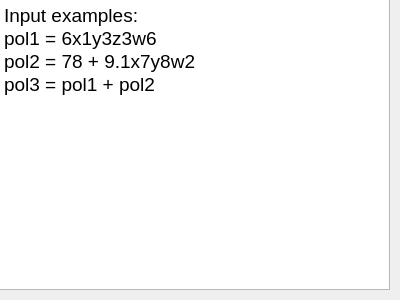
First picture: the form in app/ui/info_widget.ui, repository H1nkk/alpo, before the edit.
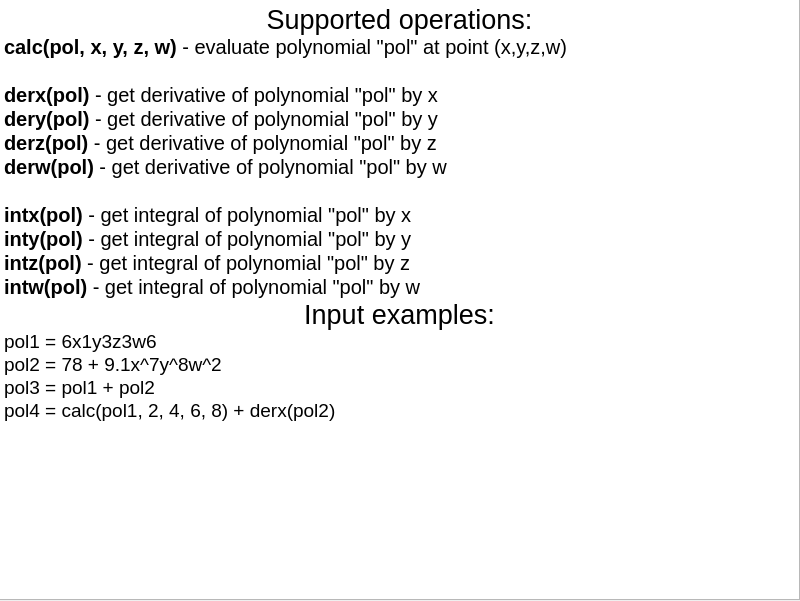
Second picture: the form after the edit.

Diff of the .ui file:
```diff
--- a/app/ui/info_widget.ui
+++ b/app/ui/info_widget.ui
@@ -6,10 +6,22 @@
    <rect>
     <x>0</x>
     <y>0</y>
-    <width>400</width>
-    <height>300</height>
+    <width>800</width>
+    <height>601</height>
    </rect>
   </property>
+  <property name="sizePolicy">
+   <sizepolicy hsizetype="Expanding" vsizetype="Expanding">
+    <horstretch>0</horstretch>
+    <verstretch>0</verstretch>
+   </sizepolicy>
+  </property>
+  <property name="minimumSize">
+   <size>
+    <width>800</width>
+    <height>120</height>
+   </size>
+  </property>
   <property name="windowTitle">
    <string>Form</string>
   </property>
@@ -18,13 +30,28 @@
     <rect>
      <x>-1</x>
      <y>-1</y>
-     <width>391</width>
-     <height>291</height>
+     <width>801</width>
+     <height>601</height>
     </rect>
    </property>
-   <layout class="QVBoxLayout" name="verticalLayout">
+   <layout class="QVBoxLayout" name="verticalLayout" stretch="0">
+    <property name="sizeConstraint">
+     <enum>QLayout::SizeConstraint::SetMinimumSize</enum>
+    </property>
     <item>
      <widget class="QTextEdit" name="textEdit">
+      <property name="sizePolicy">
+       <sizepolicy hsizetype="Ignored" vsizetype="Expanding">
+        <horstretch>0</horstretch>
+        <verstretch>0</verstretch>
+       </sizepolicy>
+      </property>
+      <property name="minimumSize">
+       <size>
+        <width>160</width>
+        <height>120</height>
+       </size>
+      </property>
       <property name="styleSheet">
        <string notr="true">QTextEdit {
 	font-size: 20px;
@@ -41,11 +68,23 @@
 li.unchecked::marker { content: &quot;\2610&quot;; }
 li.checked::marker { content: &quot;\2612&quot;; }
 &lt;/style&gt;&lt;/head&gt;&lt;body style=&quot; font-family:'Segoe UI'; font-size:20px; font-weight:400; font-style:normal;&quot;&gt;
-&lt;p style=&quot; margin-top:0px; margin-bottom:0px; margin-left:0px; margin-right:0px; -qt-block-indent:0; text-indent:0px;&quot;&gt;&lt;span style=&quot; font-size:14pt;&quot;&gt;Input examples:&lt;/span&gt;&lt;/p&gt;
+&lt;p align=&quot;center&quot; style=&quot; margin-top:0px; margin-bottom:0px; margin-left:0px; margin-right:0px; -qt-block-indent:0; text-indent:0px;&quot;&gt;&lt;span style=&quot; font-size:20pt;&quot;&gt;Supported operations:&lt;/span&gt;&lt;/p&gt;
+&lt;p style=&quot; margin-top:0px; margin-bottom:0px; margin-left:0px; margin-right:0px; -qt-block-indent:0; text-indent:0px;&quot;&gt;&lt;span style=&quot; font-weight:700;&quot;&gt;calc(pol, x, y, z, w)&lt;/span&gt; - evaluate polynomial &amp;quot;pol&amp;quot; at point (x,y,z,w)&lt;/p&gt;
+&lt;p style=&quot;-qt-paragraph-type:empty; margin-top:0px; margin-bottom:0px; margin-left:0px; margin-right:0px; -qt-block-indent:0; text-indent:0px;&quot;&gt;&lt;br /&gt;&lt;/p&gt;
+&lt;p style=&quot; margin-top:0px; margin-bottom:0px; margin-left:0px; margin-right:0px; -qt-block-indent:0; text-indent:0px;&quot;&gt;&lt;span style=&quot; font-weight:700;&quot;&gt;derx(pol)&lt;/span&gt; - get derivative of polynomial &amp;quot;pol&amp;quot; by x&lt;/p&gt;
+&lt;p style=&quot; margin-top:0px; margin-bottom:0px; margin-left:0px; margin-right:0px; -qt-block-indent:0; text-indent:0px;&quot;&gt;&lt;span style=&quot; font-weight:700;&quot;&gt;dery(pol)&lt;/span&gt; - get derivative of polynomial &amp;quot;pol&amp;quot; by y&lt;/p&gt;
+&lt;p style=&quot; margin-top:0px; margin-bottom:0px; margin-left:0px; margin-right:0px; -qt-block-indent:0; text-indent:0px;&quot;&gt;&lt;span style=&quot; font-weight:700;&quot;&gt;derz(pol) &lt;/span&gt;- get derivative of polynomial &amp;quot;pol&amp;quot; by z&lt;/p&gt;
+&lt;p style=&quot; margin-top:0px; margin-bottom:0px; margin-left:0px; margin-right:0px; -qt-block-indent:0; text-indent:0px;&quot;&gt;&lt;span style=&quot; font-weight:700;&quot;&gt;derw(pol) &lt;/span&gt;- get derivative of polynomial &amp;quot;pol&amp;quot; by w&lt;/p&gt;
+&lt;p style=&quot;-qt-paragraph-type:empty; margin-top:0px; margin-bottom:0px; margin-left:0px; margin-right:0px; -qt-block-indent:0; text-indent:0px;&quot;&gt;&lt;br /&gt;&lt;/p&gt;
+&lt;p style=&quot; margin-top:0px; margin-bottom:0px; margin-left:0px; margin-right:0px; -qt-block-indent:0; text-indent:0px;&quot;&gt;&lt;span style=&quot; font-weight:700;&quot;&gt;intx(pol)&lt;/span&gt; - get integral of polynomial &amp;quot;pol&amp;quot; by x&lt;/p&gt;
+&lt;p style=&quot; margin-top:0px; margin-bottom:0px; margin-left:0px; margin-right:0px; -qt-block-indent:0; text-indent:0px;&quot;&gt;&lt;span style=&quot; font-weight:700;&quot;&gt;inty(pol)&lt;/span&gt; - get integral of polynomial &amp;quot;pol&amp;quot; by y&lt;/p&gt;
+&lt;p style=&quot; margin-top:0px; margin-bottom:0px; margin-left:0px; margin-right:0px; -qt-block-indent:0; text-indent:0px;&quot;&gt;&lt;span style=&quot; font-weight:700;&quot;&gt;intz(pol) &lt;/span&gt;- get integral of polynomial &amp;quot;pol&amp;quot; by z&lt;/p&gt;
+&lt;p style=&quot; margin-top:0px; margin-bottom:0px; margin-left:0px; margin-right:0px; -qt-block-indent:0; text-indent:0px;&quot;&gt;&lt;span style=&quot; font-weight:700;&quot;&gt;intw(pol)&lt;/span&gt; - get integral of polynomial &amp;quot;pol&amp;quot; by w&lt;/p&gt;
+&lt;p align=&quot;center&quot; style=&quot; margin-top:0px; margin-bottom:0px; margin-left:0px; margin-right:0px; -qt-block-indent:0; text-indent:0px;&quot;&gt;&lt;span style=&quot; font-size:20pt;&quot;&gt;Input examples:&lt;/span&gt;&lt;/p&gt;
 &lt;p style=&quot; margin-top:0px; margin-bottom:0px; margin-left:0px; margin-right:0px; -qt-block-indent:0; text-indent:0px;&quot;&gt;&lt;span style=&quot; font-size:14pt;&quot;&gt;pol1 = 6x1y3z3w6&lt;/span&gt;&lt;/p&gt;
-&lt;p style=&quot; margin-top:0px; margin-bottom:0px; margin-left:0px; margin-right:0px; -qt-block-indent:0; text-indent:0px;&quot;&gt;&lt;span style=&quot; font-size:14pt;&quot;&gt;pol2 = 78 + 9.1x7y8w2&lt;/span&gt;&lt;/p&gt;
+&lt;p style=&quot; margin-top:0px; margin-bottom:0px; margin-left:0px; margin-right:0px; -qt-block-indent:0; text-indent:0px;&quot;&gt;&lt;span style=&quot; font-size:14pt;&quot;&gt;pol2 = 78 + 9.1x^7y^8w^2&lt;/span&gt;&lt;/p&gt;
 &lt;p style=&quot; margin-top:0px; margin-bottom:0px; margin-left:0px; margin-right:0px; -qt-block-indent:0; text-indent:0px;&quot;&gt;&lt;span style=&quot; font-size:14pt;&quot;&gt;pol3 = pol1 + pol2&lt;/span&gt;&lt;/p&gt;
-&lt;p style=&quot;-qt-paragraph-type:empty; margin-top:0px; margin-bottom:0px; margin-left:0px; margin-right:0px; -qt-block-indent:0; text-indent:0px; font-size:14pt;&quot;&gt;&lt;br /&gt;&lt;/p&gt;&lt;/body&gt;&lt;/html&gt;</string>
+&lt;p style=&quot; margin-top:0px; margin-bottom:0px; margin-left:0px; margin-right:0px; -qt-block-indent:0; text-indent:0px;&quot;&gt;&lt;span style=&quot; font-size:14pt;&quot;&gt;pol4 = calc(pol1, 2, 4, 6, 8) + derx(pol2)&lt;/span&gt;&lt;/p&gt;&lt;/body&gt;&lt;/html&gt;</string>
       </property>
      </widget>
     </item>
```
